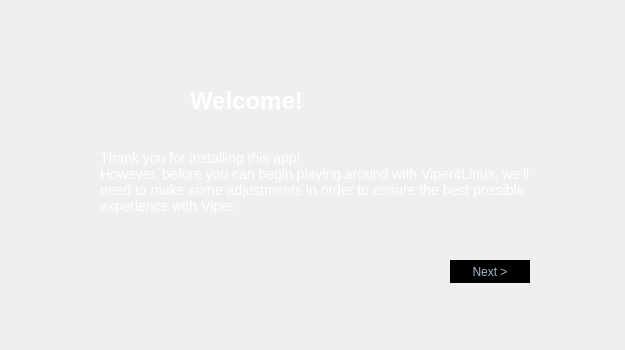
First picture: the form in dialog/firstlaunchwizard.ui, repository Audio4Linux/Viper4Linux-GUI, before the edit.
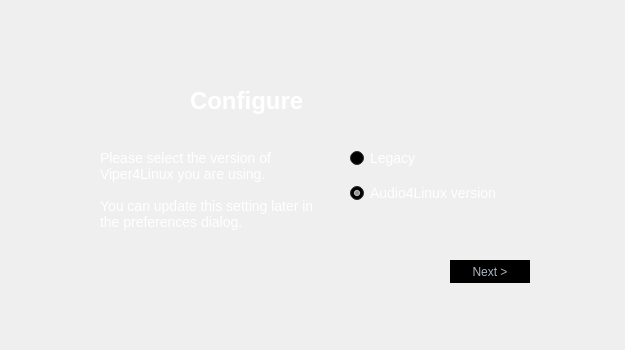
Second picture: the form after the edit. The open tabs and pages were chosen to show the change. Custom widgets are drawn as their Qt base class.

Commit message: Add legacy compatibility + setup CI deployment

Diff of the .ui file:
```diff
--- a/dialog/firstlaunchwizard.ui
+++ b/dialog/firstlaunchwizard.ui
@@ -190,6 +190,1063 @@
        </item>
       </layout>
      </widget>
+     <widget class="QWidget" name="page">
+      <widget class="QPushButton" name="p1dot5_next">
+       <property name="geometry">
+        <rect>
+         <x>450</x>
+         <y>200</y>
+         <width>80</width>
+         <height>23</height>
+        </rect>
+       </property>
+       <property name="styleSheet">
+        <string notr="true">QPushButton{
+	border-style: solid;
+	border-top-color: transparent;
+	border-right-color: transparent;
+	border-left-color: transparent;
+	border-bottom-color: transparent;
+	border-width: 1px;
+	border-style: solid;
+	color: #a9b7c6;
+    padding: 4 12 4 12;
+	background-color: #000000;
+}
+QPushButton::default{
+        border-style: solid;
+        border-top-color: transparent;
+        border-right-color: transparent;
+        border-left-color: transparent;
+        border-bottom-color: qlineargradient(spread:pad, x1:0, y1:1, x2:1, y2:1, stop:0 rgba(0, 255, 235, 255), stop:1 rgba(165, 83, 168, 255));
+        border-width: 1px;
+        color: #a9b7c6;
+        padding: 2px;
+        background-color: #000000;
+}
+QPushButton:hover{
+	border-style: solid;
+	border-top-color: transparent;
+	border-right-color: transparent;
+	border-left-color: transparent;
+	border-bottom-color: qlineargradient(spread:pad, x1:0, y1:1, x2:1, y2:1, stop:0 rgba(0, 255, 235, 255), stop:1 rgba(165, 83, 168, 255));
+	border-bottom-width: 1px;
+	border-style: solid;
+	color: #a9b7c6;
+    padding-bottom: 2px;
+	background-color: #000000;
+}
+QPushButton:pressed{
+	border-style: solid;
+	border-top-color: transparent;
+	border-right-color: transparent;
+	border-left-color: transparent;
+	border-bottom-color: qlineargradient(spread:pad, x1:0, y1:1, x2:1, y2:1, stop:0 rgba(0, 255, 235, 255), stop:1 rgba(165, 83, 168, 255));
+	border-bottom-width: 2px;
+	border-style: solid;
+	color: white;;
+        padding-bottom: 1px;
+	background-color: #000000;
+}
+QPushButton:disabled{
+	border-style: solid;
+	border-top-color: transparent;
+	border-right-color: transparent;
+	border-left-color: transparent;
+	border-bottom-color: transparent;
+	border-bottom-width: 2px;
+	border-style: solid;
+	color: #808086;
+        padding-bottom: 1px;
+	background-color: #000000;
+}
+</string>
+       </property>
+       <property name="text">
+        <string>Next &gt;</string>
+       </property>
+      </widget>
+      <widget class="QLabel" name="p1_desc_2">
+       <property name="geometry">
+        <rect>
+         <x>100</x>
+         <y>90</y>
+         <width>231</width>
+         <height>131</height>
+        </rect>
+       </property>
+       <property name="styleSheet">
+        <string notr="true">color: white;
+font-size: 14px;</string>
+       </property>
+       <property name="text">
+        <string>Please select the version of Viper4Linux you are using.
+
+You can update this setting later in the preferences dialog.</string>
+       </property>
+       <property name="alignment">
+        <set>Qt::AlignLeading|Qt::AlignLeft|Qt::AlignTop</set>
+       </property>
+       <property name="wordWrap">
+        <bool>true</bool>
+       </property>
+      </widget>
+      <widget class="QLabel" name="p1_title_2">
+       <property name="geometry">
+        <rect>
+         <x>190</x>
+         <y>10</y>
+         <width>321</width>
+         <height>61</height>
+        </rect>
+       </property>
+       <property name="styleSheet">
+        <string notr="true">font-size: 24px;
+font-weight: bold;
+color: white</string>
+       </property>
+       <property name="text">
+        <string>Configure</string>
+       </property>
+      </widget>
+      <widget class="AnimatedViperIcon" name="p1dot5_icon" native="true">
+       <property name="geometry">
+        <rect>
+         <x>100</x>
+         <y>10</y>
+         <width>64</width>
+         <height>64</height>
+        </rect>
+       </property>
+       <property name="autoFillBackground">
+        <bool>false</bool>
+       </property>
+      </widget>
+      <widget class="QWidget" name="verticalLayoutWidget_3">
+       <property name="geometry">
+        <rect>
+         <x>350</x>
+         <y>80</y>
+         <width>230</width>
+         <height>73</height>
+        </rect>
+       </property>
+       <layout class="QVBoxLayout" name="p1dot5_radiobox">
+        <item>
+         <widget class="QRadioButton" name="p1dot5_mode_legacy">
+          <property name="palette">
+           <palette>
+            <active>
+             <colorrole role="WindowText">
+              <brush brushstyle="SolidPattern">
+               <color alpha="255">
+                <red>255</red>
+                <green>255</green>
+                <blue>255</blue>
+               </color>
+              </brush>
+             </colorrole>
+             <colorrole role="Button">
+              <brush brushstyle="SolidPattern">
+               <color alpha="255">
+                <red>61</red>
+                <green>65</green>
+                <blue>66</blue>
+               </color>
+              </brush>
+             </colorrole>
+             <colorrole role="Light">
+              <brush brushstyle="SolidPattern">
+               <color alpha="255">
+                <red>91</red>
+                <green>97</green>
+                <blue>99</blue>
+               </color>
+              </brush>
+             </colorrole>
+             <colorrole role="Midlight">
+              <brush brushstyle="SolidPattern">
+               <color alpha="255">
+                <red>76</red>
+                <green>81</green>
+                <blue>82</blue>
+               </color>
+              </brush>
+             </colorrole>
+             <colorrole role="Dark">
+              <brush brushstyle="SolidPattern">
+               <color alpha="255">
+                <red>30</red>
+                <green>32</green>
+                <blue>33</blue>
+               </color>
+              </brush>
+             </colorrole>
+             <colorrole role="Mid">
+              <brush brushstyle="SolidPattern">
+               <color alpha="255">
+                <red>40</red>
+                <green>43</green>
+                <blue>44</blue>
+               </color>
+              </brush>
+             </colorrole>
+             <colorrole role="Text">
+              <brush brushstyle="SolidPattern">
+               <color alpha="255">
+                <red>255</red>
+                <green>255</green>
+                <blue>255</blue>
+               </color>
+              </brush>
+             </colorrole>
+             <colorrole role="BrightText">
+              <brush brushstyle="SolidPattern">
+               <color alpha="255">
+                <red>255</red>
+                <green>255</green>
+                <blue>255</blue>
+               </color>
+              </brush>
+             </colorrole>
+             <colorrole role="ButtonText">
+              <brush brushstyle="SolidPattern">
+               <color alpha="255">
+                <red>255</red>
+                <green>255</green>
+                <blue>255</blue>
+               </color>
+              </brush>
+             </colorrole>
+             <colorrole role="Base">
+              <brush brushstyle="SolidPattern">
+               <color alpha="255">
+                <red>0</red>
+                <green>0</green>
+                <blue>0</blue>
+               </color>
+              </brush>
+             </colorrole>
+             <colorrole role="Window">
+              <brush brushstyle="SolidPattern">
+               <color alpha="255">
+                <red>61</red>
+                <green>65</green>
+                <blue>66</blue>
+               </color>
+              </brush>
+             </colorrole>
+             <colorrole role="Shadow">
+              <brush brushstyle="SolidPattern">
+               <color alpha="255">
+                <red>0</red>
+                <green>0</green>
+                <blue>0</blue>
+               </color>
+              </brush>
+             </colorrole>
+             <colorrole role="AlternateBase">
+              <brush brushstyle="SolidPattern">
+               <color alpha="255">
+                <red>30</red>
+                <green>32</green>
+                <blue>33</blue>
+               </color>
+              </brush>
+             </colorrole>
+             <colorrole role="ToolTipBase">
+              <brush brushstyle="SolidPattern">
+               <color alpha="255">
+                <red>255</red>
+                <green>255</green>
+                <blue>220</blue>
+               </color>
+              </brush>
+             </colorrole>
+             <colorrole role="ToolTipText">
+              <brush brushstyle="SolidPattern">
+               <color alpha="255">
+                <red>0</red>
+                <green>0</green>
+                <blue>0</blue>
+               </color>
+              </brush>
+             </colorrole>
+             <colorrole role="PlaceholderText">
+              <brush brushstyle="SolidPattern">
+               <color alpha="128">
+                <red>255</red>
+                <green>255</green>
+                <blue>255</blue>
+               </color>
+              </brush>
+             </colorrole>
+            </active>
+            <inactive>
+             <colorrole role="WindowText">
+              <brush brushstyle="SolidPattern">
+               <color alpha="255">
+                <red>255</red>
+                <green>255</green>
+                <blue>255</blue>
+               </color>
+              </brush>
+             </colorrole>
+             <colorrole role="Button">
+              <brush brushstyle="SolidPattern">
+               <color alpha="255">
+                <red>61</red>
+                <green>65</green>
+                <blue>66</blue>
+               </color>
+              </brush>
+             </colorrole>
+             <colorrole role="Light">
+              <brush brushstyle="SolidPattern">
+               <color alpha="255">
+                <red>91</red>
+                <green>97</green>
+                <blue>99</blue>
+               </color>
+              </brush>
+             </colorrole>
+             <colorrole role="Midlight">
+              <brush brushstyle="SolidPattern">
+               <color alpha="255">
+                <red>76</red>
+                <green>81</green>
+                <blue>82</blue>
+               </color>
+              </brush>
+             </colorrole>
+             <colorrole role="Dark">
+              <brush brushstyle="SolidPattern">
+               <color alpha="255">
+                <red>30</red>
+                <green>32</green>
+                <blue>33</blue>
+               </color>
+              </brush>
+             </colorrole>
+             <colorrole role="Mid">
+              <brush brushstyle="SolidPattern">
+               <color alpha="255">
+                <red>40</red>
+                <green>43</green>
+                <blue>44</blue>
+               </color>
+              </brush>
+             </colorrole>
+             <colorrole role="Text">
+              <brush brushstyle="SolidPattern">
+               <color alpha="255">
+                <red>255</red>
+                <green>255</green>
+                <blue>255</blue>
+               </color>
+              </brush>
+             </colorrole>
+             <colorrole role="BrightText">
+              <brush brushstyle="SolidPattern">
+               <color alpha="255">
+                <red>255</red>
+                <green>255</green>
+                <blue>255</blue>
+               </color>
+              </brush>
+             </colorrole>
+             <colorrole role="ButtonText">
+              <brush brushstyle="SolidPattern">
+               <color alpha="255">
+                <red>255</red>
+                <green>255</green>
+                <blue>255</blue>
+               </color>
+              </brush>
+             </colorrole>
+             <colorrole role="Base">
+              <brush brushstyle="SolidPattern">
+               <color alpha="255">
+                <red>0</red>
+                <green>0</green>
+                <blue>0</blue>
+               </color>
+              </brush>
+             </colorrole>
+             <colorrole role="Window">
+              <brush brushstyle="SolidPattern">
+               <color alpha="255">
+                <red>61</red>
+                <green>65</green>
+                <blue>66</blue>
+               </color>
+              </brush>
+             </colorrole>
+             <colorrole role="Shadow">
+              <brush brushstyle="SolidPattern">
+               <color alpha="255">
+                <red>0</red>
+                <green>0</green>
+                <blue>0</blue>
+               </color>
+              </brush>
+             </colorrole>
+             <colorrole role="AlternateBase">
+              <brush brushstyle="SolidPattern">
+               <color alpha="255">
+                <red>30</red>
+                <green>32</green>
+                <blue>33</blue>
+               </color>
+              </brush>
+             </colorrole>
+             <colorrole role="ToolTipBase">
+              <brush brushstyle="SolidPattern">
+               <color alpha="255">
+                <red>255</red>
+                <green>255</green>
+                <blue>220</blue>
+               </color>
+              </brush>
+             </colorrole>
+             <colorrole role="ToolTipText">
+              <brush brushstyle="SolidPattern">
+               <color alpha="255">
+                <red>0</red>
+                <green>0</green>
+                <blue>0</blue>
+               </color>
+              </brush>
+             </colorrole>
+             <colorrole role="PlaceholderText">
+              <brush brushstyle="SolidPattern">
+               <color alpha="128">
+                <red>255</red>
+                <green>255</green>
+                <blue>255</blue>
+               </color>
+              </brush>
+             </colorrole>
+            </inactive>
+            <disabled>
+             <colorrole role="WindowText">
+              <brush brushstyle="SolidPattern">
+               <color alpha="255">
+                <red>255</red>
+                <green>255</green>
+                <blue>255</blue>
+               </color>
+              </brush>
+             </colorrole>
+             <colorrole role="Button">
+              <brush brushstyle="SolidPattern">
+               <color alpha="255">
+                <red>61</red>
+                <green>65</green>
+                <blue>66</blue>
+               </color>
+              </brush>
+             </colorrole>
+             <colorrole role="Light">
+              <brush brushstyle="SolidPattern">
+               <color alpha="255">
+                <red>91</red>
+                <green>97</green>
+                <blue>99</blue>
+               </color>
+              </brush>
+             </colorrole>
+             <colorrole role="Midlight">
+              <brush brushstyle="SolidPattern">
+               <color alpha="255">
+                <red>76</red>
+                <green>81</green>
+                <blue>82</blue>
+               </color>
+              </brush>
+             </colorrole>
+             <colorrole role="Dark">
+              <brush brushstyle="SolidPattern">
+               <color alpha="255">
+                <red>30</red>
+                <green>32</green>
+                <blue>33</blue>
+               </color>
+              </brush>
+             </colorrole>
+             <colorrole role="Mid">
+              <brush brushstyle="SolidPattern">
+               <color alpha="255">
+                <red>40</red>
+                <green>43</green>
+                <blue>44</blue>
+               </color>
+              </brush>
+             </colorrole>
+             <colorrole role="Text">
+              <brush brushstyle="SolidPattern">
+               <color alpha="255">
+                <red>255</red>
+                <green>255</green>
+                <blue>255</blue>
+               </color>
+              </brush>
+             </colorrole>
+             <colorrole role="BrightText">
+              <brush brushstyle="SolidPattern">
+               <color alpha="255">
+                <red>255</red>
+                <green>255</green>
+                <blue>255</blue>
+               </color>
+              </brush>
+             </colorrole>
+             <colorrole role="ButtonText">
+              <brush brushstyle="SolidPattern">
+               <color alpha="255">
+                <red>255</red>
+                <green>255</green>
+                <blue>255</blue>
+               </color>
+              </brush>
+             </colorrole>
+             <colorrole role="Base">
+              <brush brushstyle="SolidPattern">
+               <color alpha="255">
+                <red>61</red>
+                <green>65</green>
+                <blue>66</blue>
+               </color>
+              </brush>
+             </colorrole>
+             <colorrole role="Window">
+              <brush brushstyle="SolidPattern">
+               <color alpha="255">
+                <red>61</red>
+                <green>65</green>
+                <blue>66</blue>
+               </color>
+              </brush>
+             </colorrole>
+             <colorrole role="Shadow">
+              <brush brushstyle="SolidPattern">
+               <color alpha="255">
+                <red>0</red>
+                <green>0</green>
+                <blue>0</blue>
+               </color>
+              </brush>
+             </colorrole>
+             <colorrole role="AlternateBase">
+              <brush brushstyle="SolidPattern">
+               <color alpha="255">
+                <red>61</red>
+                <green>65</green>
+                <blue>66</blue>
+               </color>
+              </brush>
+             </colorrole>
+             <colorrole role="ToolTipBase">
+              <brush brushstyle="SolidPattern">
+               <color alpha="255">
+                <red>255</red>
+                <green>255</green>
+                <blue>220</blue>
+               </color>
+              </brush>
+             </colorrole>
+             <colorrole role="ToolTipText">
+              <brush brushstyle="SolidPattern">
+               <color alpha="255">
+                <red>0</red>
+                <green>0</green>
+                <blue>0</blue>
+               </color>
+              </brush>
+             </colorrole>
+             <colorrole role="PlaceholderText">
+              <brush brushstyle="SolidPattern">
+               <color alpha="128">
+                <red>255</red>
+                <green>255</green>
+                <blue>255</blue>
+               </color>
+              </brush>
+             </colorrole>
+            </disabled>
+           </palette>
+          </property>
+          <property name="styleSheet">
+           <string notr="true">color: white;
+font-size: 14px;</string>
+          </property>
+          <property name="text">
+           <string>Legacy</string>
+          </property>
+          <property name="checked">
+           <bool>false</bool>
+          </property>
+         </widget>
+        </item>
+        <item>
+         <widget class="QRadioButton" name="p1dot5_mode_a4l">
+          <property name="palette">
+           <palette>
+            <active>
+             <colorrole role="WindowText">
+              <brush brushstyle="SolidPattern">
+               <color alpha="255">
+                <red>255</red>
+                <green>255</green>
+                <blue>255</blue>
+               </color>
+              </brush>
+             </colorrole>
+             <colorrole role="Button">
+              <brush brushstyle="SolidPattern">
+               <color alpha="255">
+                <red>61</red>
+                <green>65</green>
+                <blue>66</blue>
+               </color>
+              </brush>
+             </colorrole>
+             <colorrole role="Light">
+              <brush brushstyle="SolidPattern">
+               <color alpha="255">
+                <red>91</red>
+                <green>97</green>
+                <blue>99</blue>
+               </color>
+              </brush>
+             </colorrole>
+             <colorrole role="Midlight">
+              <brush brushstyle="SolidPattern">
+               <color alpha="255">
+                <red>76</red>
+                <green>81</green>
+                <blue>82</blue>
+               </color>
+              </brush>
+             </colorrole>
+             <colorrole role="Dark">
+              <brush brushstyle="SolidPattern">
+               <color alpha="255">
+                <red>30</red>
+                <green>32</green>
+                <blue>33</blue>
+               </color>
+              </brush>
+             </colorrole>
+             <colorrole role="Mid">
+              <brush brushstyle="SolidPattern">
+               <color alpha="255">
+                <red>40</red>
+                <green>43</green>
+                <blue>44</blue>
+               </color>
+              </brush>
+             </colorrole>
+             <colorrole role="Text">
+              <brush brushstyle="SolidPattern">
+               <color alpha="255">
+                <red>255</red>
+                <green>255</green>
+                <blue>255</blue>
+               </color>
+              </brush>
+             </colorrole>
+             <colorrole role="BrightText">
+              <brush brushstyle="SolidPattern">
+               <color alpha="255">
+                <red>255</red>
+                <green>255</green>
+                <blue>255</blue>
+               </color>
+              </brush>
+             </colorrole>
+             <colorrole role="ButtonText">
+              <brush brushstyle="SolidPattern">
+               <color alpha="255">
+                <red>255</red>
+                <green>255</green>
+                <blue>255</blue>
+               </color>
+              </brush>
+             </colorrole>
+             <colorrole role="Base">
+              <brush brushstyle="SolidPattern">
+               <color alpha="255">
+                <red>0</red>
+                <green>0</green>
+                <blue>0</blue>
+               </color>
+              </brush>
+             </colorrole>
+             <colorrole role="Window">
+              <brush brushstyle="SolidPattern">
+               <color alpha="255">
+                <red>61</red>
+                <green>65</green>
+                <blue>66</blue>
+               </color>
+              </brush>
+             </colorrole>
+             <colorrole role="Shadow">
+              <brush brushstyle="SolidPattern">
+               <color alpha="255">
+                <red>0</red>
+                <green>0</green>
+                <blue>0</blue>
+               </color>
+              </brush>
+             </colorrole>
+             <colorrole role="AlternateBase">
+              <brush brushstyle="SolidPattern">
+               <color alpha="255">
+                <red>30</red>
+                <green>32</green>
+                <blue>33</blue>
+               </color>
+              </brush>
+             </colorrole>
+             <colorrole role="ToolTipBase">
+              <brush brushstyle="SolidPattern">
+               <color alpha="255">
+                <red>255</red>
+                <green>255</green>
+                <blue>220</blue>
+               </color>
+              </brush>
+             </colorrole>
+             <colorrole role="ToolTipText">
+              <brush brushstyle="SolidPattern">
+               <color alpha="255">
+                <red>0</red>
+                <green>0</green>
+                <blue>0</blue>
+               </color>
+              </brush>
+             </colorrole>
+             <colorrole role="PlaceholderText">
+              <brush brushstyle="SolidPattern">
+               <color alpha="128">
+                <red>255</red>
+                <green>255</green>
+                <blue>255</blue>
+               </color>
+              </brush>
+             </colorrole>
+            </active>
+            <inactive>
+             <colorrole role="WindowText">
+              <brush brushstyle="SolidPattern">
+               <color alpha="255">
+                <red>255</red>
+                <green>255</green>
+                <blue>255</blue>
+               </color>
+              </brush>
+             </colorrole>
+             <colorrole role="Button">
+              <brush brushstyle="SolidPattern">
+               <color alpha="255">
+                <red>61</red>
+                <green>65</green>
+                <blue>66</blue>
+               </color>
+              </brush>
+             </colorrole>
+             <colorrole role="Light">
+              <brush brushstyle="SolidPattern">
+               <color alpha="255">
+                <red>91</red>
+                <green>97</green>
+                <blue>99</blue>
+               </color>
+              </brush>
+             </colorrole>
+             <colorrole role="Midlight">
+              <brush brushstyle="SolidPattern">
+               <color alpha="255">
+                <red>76</red>
+                <green>81</green>
+                <blue>82</blue>
+               </color>
+              </brush>
+             </colorrole>
+             <colorrole role="Dark">
+              <brush brushstyle="SolidPattern">
+               <color alpha="255">
+                <red>30</red>
+                <green>32</green>
+                <blue>33</blue>
+               </color>
+              </brush>
+             </colorrole>
+             <colorrole role="Mid">
+              <brush brushstyle="SolidPattern">
+               <color alpha="255">
+                <red>40</red>
+                <green>43</green>
+                <blue>44</blue>
+               </color>
+              </brush>
+             </colorrole>
+             <colorrole role="Text">
+              <brush brushstyle="SolidPattern">
+               <color alpha="255">
+                <red>255</red>
+                <green>255</green>
+                <blue>255</blue>
+               </color>
+              </brush>
+             </colorrole>
+             <colorrole role="BrightText">
+              <brush brushstyle="SolidPattern">
+               <color alpha="255">
+                <red>255</red>
+                <green>255</green>
+                <blue>255</blue>
+               </color>
+              </brush>
+             </colorrole>
+             <colorrole role="ButtonText">
+              <brush brushstyle="SolidPattern">
+               <color alpha="255">
+                <red>255</red>
+                <green>255</green>
+                <blue>255</blue>
+               </color>
+              </brush>
+             </colorrole>
+             <colorrole role="Base">
+              <brush brushstyle="SolidPattern">
+               <color alpha="255">
+                <red>0</red>
+                <green>0</green>
+                <blue>0</blue>
+               </color>
+              </brush>
+             </colorrole>
+             <colorrole role="Window">
+              <brush brushstyle="SolidPattern">
+               <color alpha="255">
+                <red>61</red>
+                <green>65</green>
+                <blue>66</blue>
+               </color>
+              </brush>
+             </colorrole>
+             <colorrole role="Shadow">
+              <brush brushstyle="SolidPattern">
+               <color alpha="255">
+                <red>0</red>
+                <green>0</green>
+                <blue>0</blue>
+               </color>
+              </brush>
+             </colorrole>
+             <colorrole role="AlternateBase">
+              <brush brushstyle="SolidPattern">
+               <color alpha="255">
+                <red>30</red>
+                <green>32</green>
+                <blue>33</blue>
+               </color>
+              </brush>
+             </colorrole>
+             <colorrole role="ToolTipBase">
+              <brush brushstyle="SolidPattern">
+               <color alpha="255">
+                <red>255</red>
+                <green>255</green>
+                <blue>220</blue>
+               </color>
+              </brush>
+             </colorrole>
+             <colorrole role="ToolTipText">
+              <brush brushstyle="SolidPattern">
+               <color alpha="255">
+                <red>0</red>
+                <green>0</green>
+                <blue>0</blue>
+               </color>
+              </brush>
+             </colorrole>
+             <colorrole role="PlaceholderText">
+              <brush brushstyle="SolidPattern">
+               <color alpha="128">
+                <red>255</red>
+                <green>255</green>
+                <blue>255</blue>
+               </color>
+              </brush>
+             </colorrole>
+            </inactive>
+            <disabled>
+             <colorrole role="WindowText">
+              <brush brushstyle="SolidPattern">
+               <color alpha="255">
+                <red>255</red>
+                <green>255</green>
+                <blue>255</blue>
+               </color>
+              </brush>
+             </colorrole>
+             <colorrole role="Button">
+              <brush brushstyle="SolidPattern">
+               <color alpha="255">
+                <red>61</red>
+                <green>65</green>
+                <blue>66</blue>
+               </color>
+              </brush>
+             </colorrole>
+             <colorrole role="Light">
+              <brush brushstyle="SolidPattern">
+               <color alpha="255">
+                <red>91</red>
+                <green>97</green>
+                <blue>99</blue>
+               </color>
+              </brush>
+             </colorrole>
+             <colorrole role="Midlight">
+              <brush brushstyle="SolidPattern">
+               <color alpha="255">
+                <red>76</red>
+                <green>81</green>
+                <blue>82</blue>
+               </color>
+              </brush>
+             </colorrole>
+             <colorrole role="Dark">
+              <brush brushstyle="SolidPattern">
+               <color alpha="255">
+                <red>30</red>
+                <green>32</green>
+                <blue>33</blue>
+               </color>
+              </brush>
+             </colorrole>
+             <colorrole role="Mid">
+              <brush brushstyle="SolidPattern">
+               <color alpha="255">
+                <red>40</red>
+                <green>43</green>
+                <blue>44</blue>
+               </color>
+              </brush>
+             </colorrole>
+             <colorrole role="Text">
+              <brush brushstyle="SolidPattern">
+               <color alpha="255">
+                <red>255</red>
+                <green>255</green>
+                <blue>255</blue>
+               </color>
+              </brush>
+             </colorrole>
+             <colorrole role="BrightText">
+              <brush brushstyle="SolidPattern">
+               <color alpha="255">
+                <red>255</red>
+                <green>255</green>
+                <blue>255</blue>
+               </color>
+              </brush>
+             </colorrole>
+             <colorrole role="ButtonText">
+              <brush brushstyle="SolidPattern">
+               <color alpha="255">
+                <red>255</red>
+                <green>255</green>
+                <blue>255</blue>
+               </color>
+              </brush>
+             </colorrole>
+             <colorrole role="Base">
+              <brush brushstyle="SolidPattern">
+               <color alpha="255">
+                <red>61</red>
+                <green>65</green>
+                <blue>66</blue>
+               </color>
+              </brush>
+             </colorrole>
+             <colorrole role="Window">
+              <brush brushstyle="SolidPattern">
+               <color alpha="255">
+                <red>61</red>
+                <green>65</green>
+                <blue>66</blue>
+               </color>
+              </brush>
+             </colorrole>
+             <colorrole role="Shadow">
+              <brush brushstyle="SolidPattern">
+               <color alpha="255">
+                <red>0</red>
+                <green>0</green>
+                <blue>0</blue>
+               </color>
+              </brush>
+             </colorrole>
+             <colorrole role="AlternateBase">
+              <brush brushstyle="SolidPattern">
+               <color alpha="255">
+                <red>61</red>
+                <green>65</green>
+                <blue>66</blue>
+               </color>
+              </brush>
+             </colorrole>
+             <colorrole role="ToolTipBase">
+              <brush brushstyle="SolidPattern">
+               <color alpha="255">
+                <red>255</red>
+                <green>255</green>
+                <blue>220</blue>
+               </color>
+              </brush>
+             </colorrole>
+             <colorrole role="ToolTipText">
+              <brush brushstyle="SolidPattern">
+               <color alpha="255">
+                <red>0</red>
+                <green>0</green>
+                <blue>0</blue>
+               </color>
+              </brush>
+             </colorrole>
+             <colorrole role="PlaceholderText">
+              <brush brushstyle="SolidPattern">
+               <color alpha="128">
+                <red>255</red>
+                <green>255</green>
+                <blue>255</blue>
+               </color>
+              </brush>
+             </colorrole>
+            </disabled>
+           </palette>
+          </property>
+          <property name="styleSheet">
+           <string notr="true">color: white;
+font-size: 14px;</string>
+          </property>
+          <property name="text">
+           <string>Audio4Linux version</string>
+          </property>
+          <property name="checked">
+           <bool>true</bool>
+          </property>
+         </widget>
+        </item>
+       </layout>
+      </widget>
+     </widget>
      <widget class="QWidget" name="page_2">
       <widget class="QWidget" name="p2_container" native="true">
        <property name="geometry">
```
The commit also changes 10 other files.
